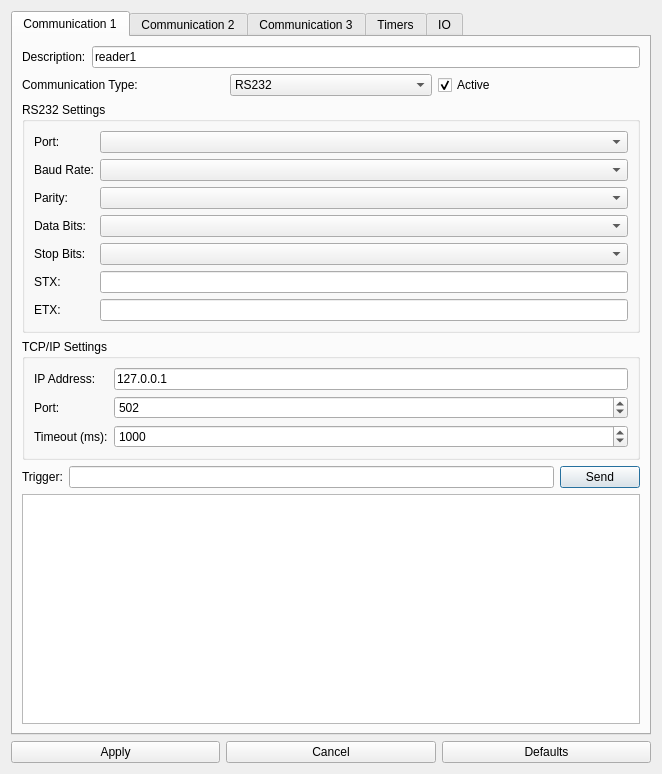
orkiman/MachineController, file src/gui/SettingsWindow.ui: the form before one commit.
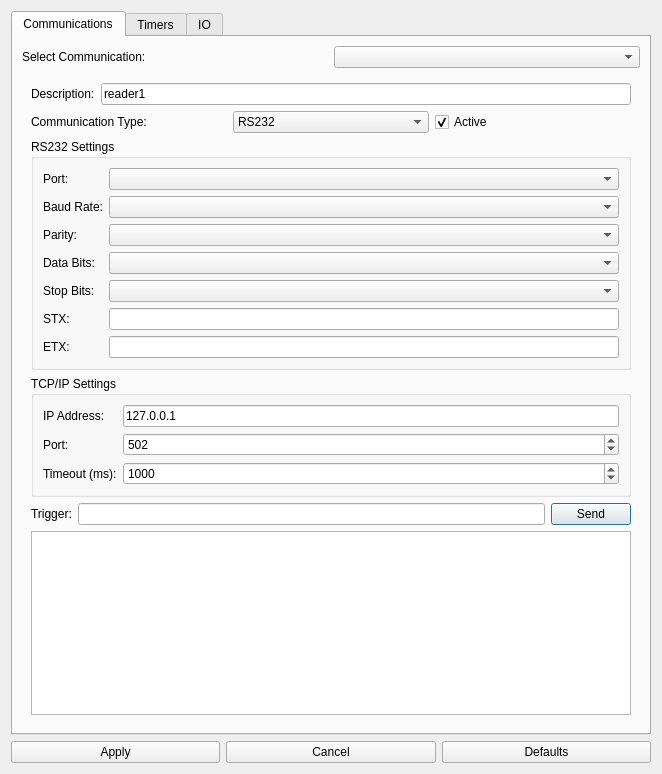
The form after the commit.

Commit message: Refactor SettingsWindow to consolidate communication tabs

The edit to the form file:
```diff
--- a/src/gui/SettingsWindow.ui
+++ b/src/gui/SettingsWindow.ui
@@ -28,10 +28,31 @@
      </property>
      <widget class="QWidget" name="communicationTab1">
       <attribute name="title">
-       <string>Communication 1</string>
+       <string>Communications</string>
       </attribute>
       <layout class="QVBoxLayout" name="verticalLayout_4">
        <item>
+        <layout class="QHBoxLayout" name="communicationSelectorLayout">
+         <item>
+          <widget class="QLabel" name="communicationSelectorLabel">
+           <property name="text">
+            <string>Select Communication:</string>
+           </property>
+          </widget>
+         </item>
+         <item>
+          <widget class="QComboBox" name="communicationSelectorComboBox"/>
+         </item>
+        </layout>
+       </item>
+       <item>
+        <widget class="QStackedWidget" name="communicationStackedWidget">
+         <property name="currentIndex">
+          <number>0</number>
+         </property>
+         <widget class="QWidget" name="communication1Page">
+          <layout class="QVBoxLayout" name="verticalLayout_comm1">
+       <item>
         <layout class="QHBoxLayout" name="horizontalLayout_2">
          <item>
           <widget class="QLabel" name="descriptionLabel1">
@@ -258,10 +279,7 @@
        </item>
       </layout>
      </widget>
-     <widget class="QWidget" name="communicationTab2">
-      <attribute name="title">
-       <string>Communication 2</string>
-      </attribute>
+         <widget class="QWidget" name="communication2Page">
       <layout class="QVBoxLayout" name="verticalLayout_5">
        <item>
         <layout class="QHBoxLayout" name="horizontalLayout_7">
@@ -490,10 +508,7 @@
        </item>
       </layout>
      </widget>
-     <widget class="QWidget" name="communicationTab3">
-      <attribute name="title">
-       <string>Communication 3</string>
-      </attribute>
+         <widget class="QWidget" name="communication3Page">
       <layout class="QVBoxLayout" name="verticalLayout_6">
        <item>
         <layout class="QHBoxLayout" name="horizontalLayout_10">
@@ -719,6 +734,10 @@
        </item>
        <item>
         <widget class="QTextEdit" name="communication3TextEdit"/>
+       </item>
+          </layout>
+         </widget>
+        </widget>
        </item>
       </layout>
      </widget>
```
Left out of the diff: 2 changed lines with no effect on the pictures. Lines whose indentation alone changed are shown as unchanged. The commit also changes 6 other files.
